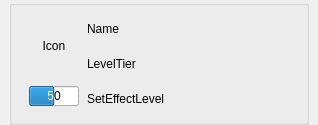
Qt form tools/character_search/ui/equip_widget.ui (Wseop/Qt_LoaTools) before a commit.
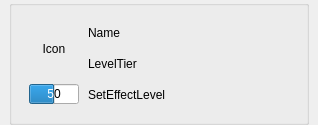
The same form after that commit.

Diff of the .ui file:
```diff
--- a/tools/character_search/ui/equip_widget.ui
+++ b/tools/character_search/ui/equip_widget.ui
@@ -27,7 +27,7 @@
   </property>
   <layout class="QHBoxLayout" name="horizontalLayout">
    <property name="spacing">
-    <number>6</number>
+    <number>1</number>
    </property>
    <property name="leftMargin">
     <number>9</number>
@@ -60,24 +60,24 @@
      </property>
      <layout class="QHBoxLayout" name="horizontalLayout_2">
       <property name="spacing">
-       <number>0</number>
+       <number>1</number>
       </property>
       <property name="leftMargin">
        <number>9</number>
       </property>
       <property name="topMargin">
-       <number>0</number>
+       <number>9</number>
       </property>
       <property name="rightMargin">
        <number>9</number>
       </property>
       <property name="bottomMargin">
-       <number>0</number>
+       <number>9</number>
       </property>
       <item>
        <layout class="QVBoxLayout" name="vLayoutLeft">
         <property name="spacing">
-         <number>0</number>
+         <number>1</number>
         </property>
         <item>
          <widget class="QLabel" name="lbIcon">
@@ -131,7 +131,7 @@
       <item>
        <layout class="QVBoxLayout" name="vLayoutRight">
         <property name="spacing">
-         <number>0</number>
+         <number>1</number>
         </property>
         <item>
          <widget class="QLabel" name="lbName">
```
